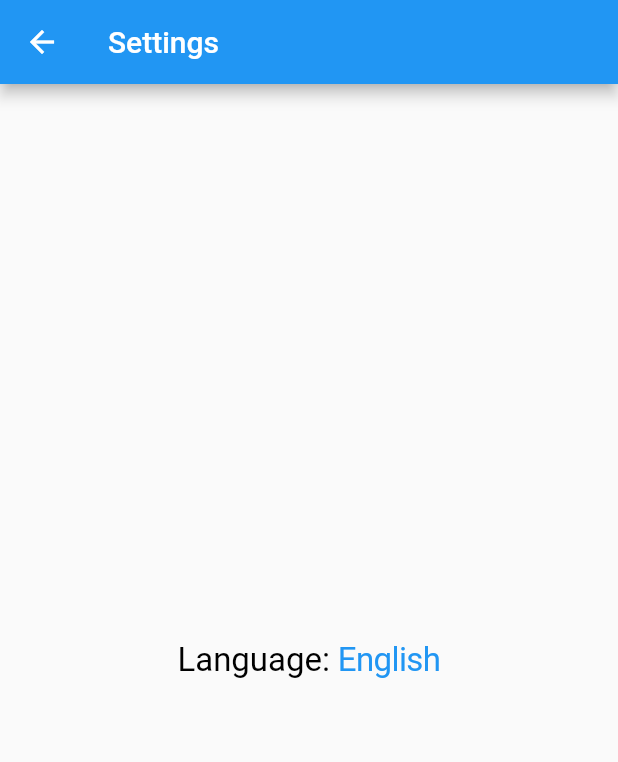
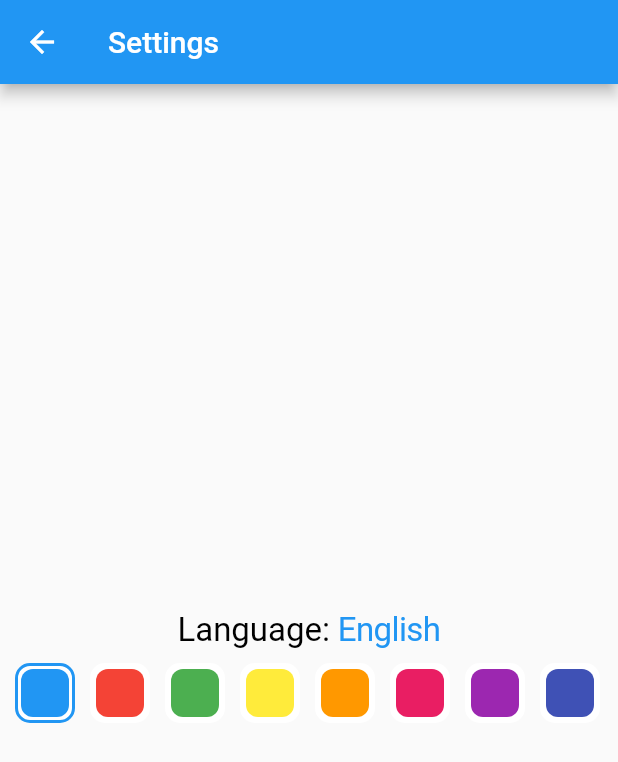
Before and after one commit to smart7even/uneconly, a Flutter app: the SettingsPage screen opened directly, on a phone screen of 412 x 824 dp. Shown: the top 762 px of the screen. Run offline on Flutter 3.47's test engine with Material 2 defaults, Android fonts, the phone set to English and light mode, and no system bars; our stand-ins replace bloc_concurrency, dio, drift, flutter_bloc, freezed_annotation, shared_preferences; missing offline and left inert: a package; accounts and stored records are empty; generated files the repository leaves out were written again; network calls fail.

Commit message:
add change theme on settings page

```diff
--- a/lib/feature/settings/widget/settings_page.dart
+++ b/lib/feature/settings/widget/settings_page.dart
@@ -5,6 +5,7 @@ import 'package:flutter/material.dart';
 import 'package:flutter_bloc/flutter_bloc.dart';
 import 'package:uneconly/common/dependencies/dependencies_scope.dart';
 import 'package:uneconly/common/localization/localization.dart';
+import 'package:uneconly/common/utils/colors_utils.dart';
 
 /// Flutter code sample for [CupertinoPicker].
 
@@ -23,6 +24,22 @@ class SettingsPage extends StatefulWidget {
 
 class _SettingsPageState extends State<SettingsPage> {
   int _selectedLanguage = 0;
+  int _selectedColor = 0;
+
+  List<MaterialColor> colors = [
+    Colors.blue,
+    Colors.red,
+    Colors.green,
+    Colors.yellow,
+    Colors.orange,
+    Colors.pink,
+    Colors.purple,
+    Colors.indigo,
+    Colors.teal,
+    Colors.cyan,
+    Colors.brown,
+    Colors.grey,
+  ];
 
   @override
   void initState() {
@@ -44,6 +61,27 @@ class _SettingsPageState extends State<SettingsPage> {
         setState(() {
           final defaultLocale = Platform.localeName;
           _selectedLanguage = defaultLocale.split('_')[0] == 'ru' ? 0 : 1;
+        });
+      }
+    });
+
+    RepositoryProvider.of<DependenciesScope>(context)
+        .settingsRepository
+        .getTheme()
+        .then((value) {
+      if (value == null) {
+        setState(() {
+          _selectedColor = 0;
+        });
+      } else {
+        final materialColor = getColorFromString(value);
+
+        final selectedColor = colors.indexWhere(
+          (element) => element == materialColor,
+        );
+
+        setState(() {
+          _selectedColor = selectedColor;
         });
       }
     });
@@ -85,7 +123,10 @@ class _SettingsPageState extends State<SettingsPage> {
           fontSize: 22.0,
         ),
         child: Center(
-          child: Row(
+          child: Column(
+            mainAxisSize: MainAxisSize.min,
+            children: [
+              Row(
                 mainAxisAlignment: MainAxisAlignment.center,
                 children: <Widget>[
                   Text('${AppLocalizations.of(context)!.language}: '),
@@ -109,13 +150,13 @@ class _SettingsPageState extends State<SettingsPage> {
                           });
 
                           if (_selectedLanguage == 0) {
-                        await RepositoryProvider.of<DependenciesScope>(context)
-                            .settingsRepository
-                            .saveLanguage('ru');
+                            await RepositoryProvider.of<DependenciesScope>(
+                              context,
+                            ).settingsRepository.saveLanguage('ru');
                           } else {
-                        await RepositoryProvider.of<DependenciesScope>(context)
-                            .settingsRepository
-                            .saveLanguage('en');
+                            await RepositoryProvider.of<DependenciesScope>(
+                              context,
+                            ).settingsRepository.saveLanguage('en');
                           }
                         },
                         children: List<Widget>.generate(
@@ -136,6 +177,63 @@ class _SettingsPageState extends State<SettingsPage> {
                   ),
                 ],
               ),
+              // horizontal list of themes
+              Container(
+                height: 40,
+                padding: const EdgeInsets.symmetric(
+                  horizontal: 10,
+                ),
+                child: ListView.separated(
+                  scrollDirection: Axis.horizontal,
+                  itemCount: colors.length,
+                  itemBuilder: (context, index) {
+                    return GestureDetector(
+                      onTap: () async {
+                        await context
+                            .read<DependenciesScope>()
+                            .settingsRepository
+                            .saveTheme(
+                              getStringFromColor(colors[index]),
+                            );
+                        setState(() {
+                          _selectedColor = index;
+                        });
+                      },
+                      child: Container(
+                        width: 40,
+                        height: 40,
+                        decoration: BoxDecoration(
+                          borderRadius: BorderRadius.circular(10),
+                          color: Colors.white,
+                          border: _selectedColor == index
+                              ? Border.all(
+                                  color: Colors.blue,
+                                  width: 2,
+                                )
+                              : null,
+                        ),
+                        child: Center(
+                          child: Container(
+                            width: 32,
+                            height: 32,
+                            decoration: BoxDecoration(
+                              borderRadius: BorderRadius.circular(10 / 1.25),
+                              color: colors[index],
+                            ),
+                          ),
+                        ),
+                      ),
+                    );
+                  },
+                  separatorBuilder: (context, index) {
+                    return const SizedBox(
+                      width: 10,
+                    );
+                  },
+                ),
+              ),
+            ],
+          ),
         ),
       ),
     );
```
Also changed, not shown: lib/common/utils/colors_utils.dart (added, +62 -0 lines), lib/feature/settings/data/settings_local_data_provider.dart (+13 -0 lines), lib/feature/settings/data/settings_repository.dart (+22 -0 lines), lib/main.dart (+24 -1 lines). Lines whose indentation alone changed are shown as unchanged.
